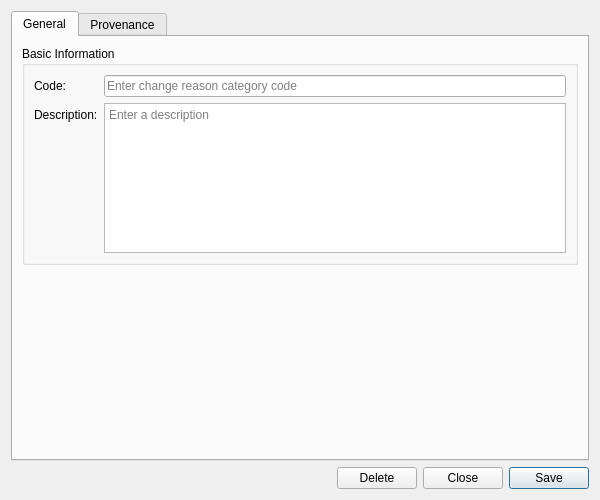
Before: the Qt Designer form projects/ores.qt/dq/ui/ChangeReasonCategoryDetailDialog.ui in OreStudio/OreStudio, drawn with Qt 5.
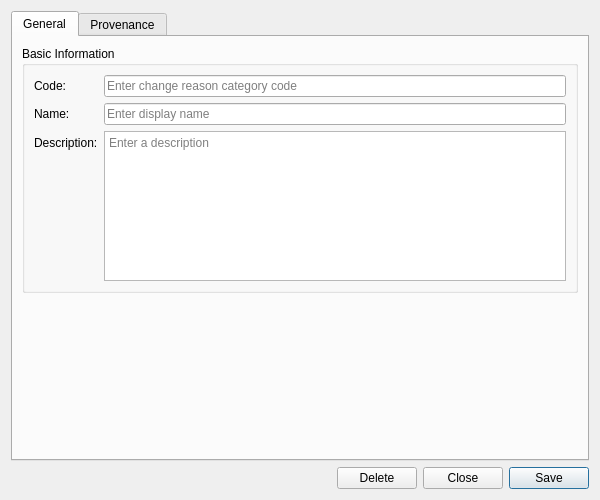
After: the same form once the commit is applied. Custom widgets are drawn as their Qt base class.

Diff of the .ui file:
```diff
--- a/projects/ores.qt/dq/ui/ChangeReasonCategoryDetailDialog.ui
+++ b/projects/ores.qt/dq/ui/ChangeReasonCategoryDetailDialog.ui
@@ -56,13 +56,27 @@
            </widget>
           </item>
           <item row="1" column="0">
+           <widget class="QLabel" name="labelName">
+            <property name="text">
+             <string>Name:</string>
+            </property>
+           </widget>
+          </item>
+          <item row="1" column="1">
+           <widget class="QLineEdit" name="nameEdit">
+            <property name="placeholderText">
+             <string>Enter display name</string>
+            </property>
+           </widget>
+          </item>
+          <item row="2" column="0">
            <widget class="QLabel" name="labelDescription">
             <property name="text">
              <string>Description:</string>
             </property>
            </widget>
           </item>
-          <item row="1" column="1">
+          <item row="2" column="1">
            <widget class="QPlainTextEdit" name="descriptionEdit">
             <property name="minimumSize">
              <size>
```
